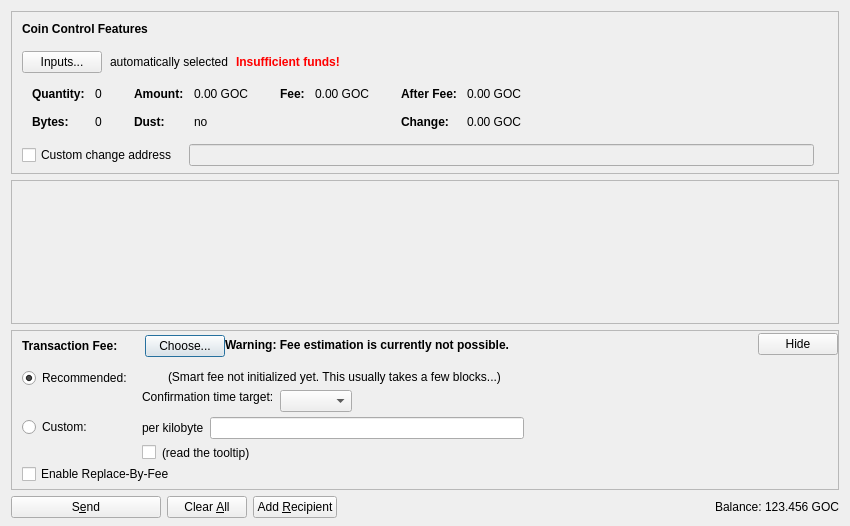
Before: the Qt Designer form src/qt/forms/sendcoinsdialog.ui in versacoin/versacoin, drawn with Qt 5.
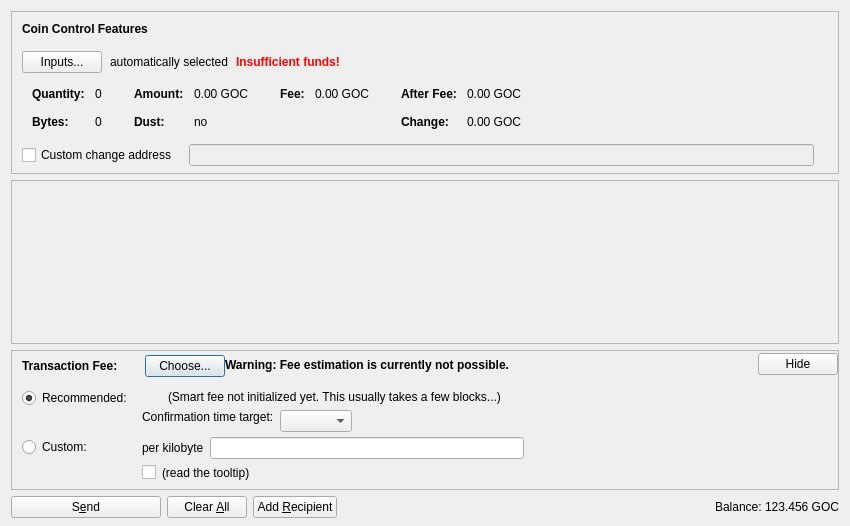
After: the same form once the commit is applied. Icons and pictures are not drawn. Custom widgets are drawn as their Qt base class.

```diff
--- a/src/qt/forms/sendcoinsdialog.ui
+++ b/src/qt/forms/sendcoinsdialog.ui
@@ -1107,16 +1107,6 @@
              </item>
             </layout>
            </item>
-           <item>
-            <widget class="QCheckBox" name="optInRBF">
-             <property name="text">
-              <string>Enable Replace-By-Fee</string>
-             </property>
-             <property name="toolTip">
-              <string>With Replace-By-Fee (BIP-125) you can increase a transaction's fee after it is sent. Without this, a higher fee may be recommended to compensate for increased transaction delay risk.</string>
-             </property>
-            </widget>
-           </item>
           </layout>
          </widget>
         </item>
```
